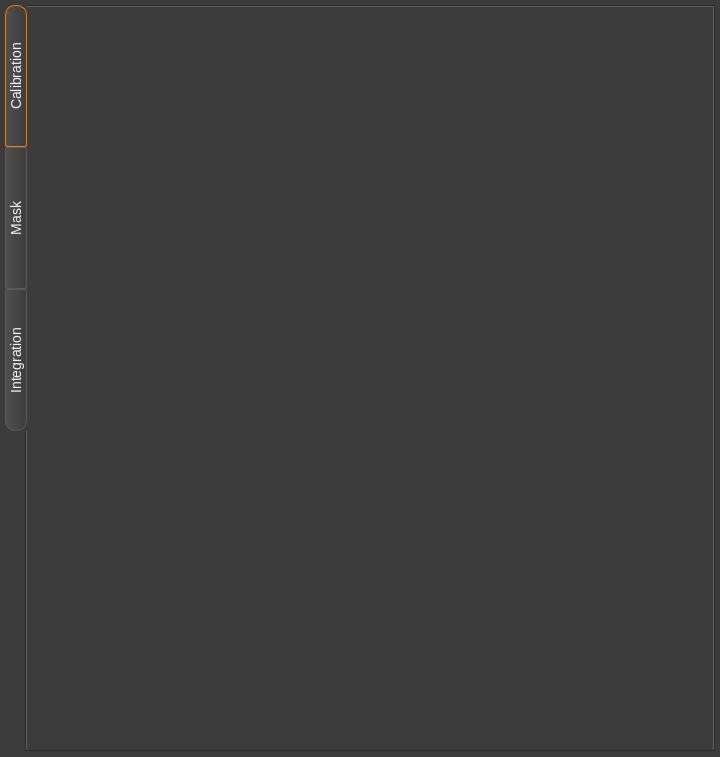
Above: Dioptas_main/Views/UiFiles/Main.ui from Dioptas/Dioptas before the change. Below: the same form after it.
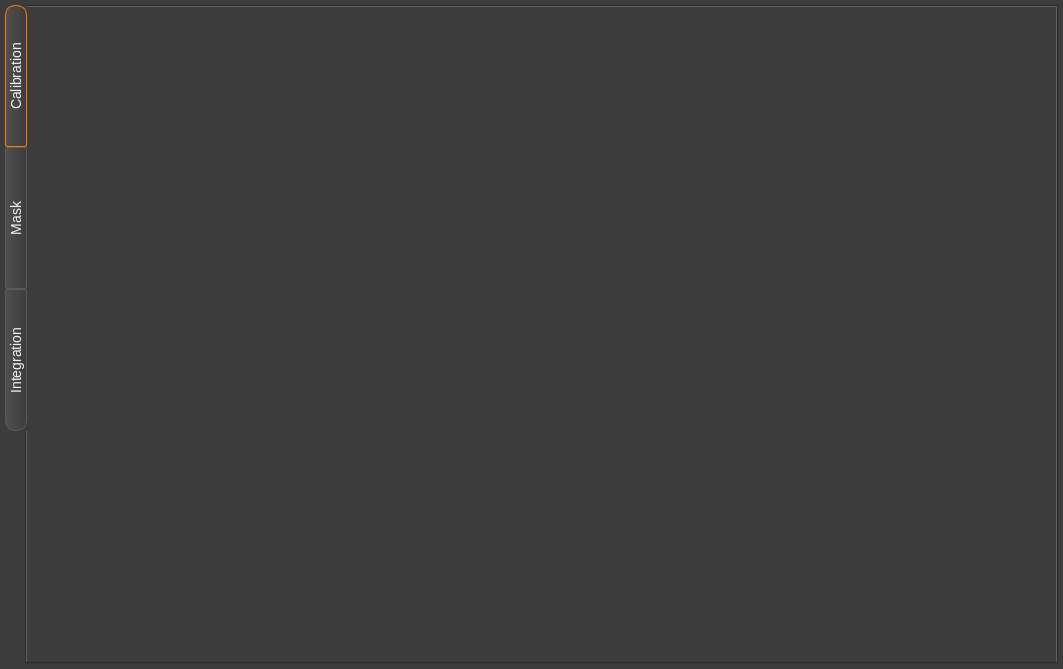
That is the form after the change.

Diff of the .ui file:
```diff
--- a/Dioptas_main/Views/UiFiles/Main.ui
+++ b/Dioptas_main/Views/UiFiles/Main.ui
@@ -6,8 +6,8 @@
    <rect>
     <x>0</x>
     <y>0</y>
-    <width>720</width>
-    <height>757</height>
+    <width>1063</width>
+    <height>669</height>
    </rect>
   </property>
   <property name="windowTitle">
@@ -269,13 +269,16 @@
   }
 
 QDockWidget::title {
-     background: qlineargradient(spread:pad, x1:0, y1:1, x2:0, y2:0, stop:0 #3C3C3C, stop:1 #505050);
-}
+     background: qlineargradient(spread:pad, x1:0, y1:1, x2:0, y2:0, stop:0 #3C3C3C, stop:1 #505050);	
+	 border: 1px solid  #5B5B5B;  
 
-#click_x_lbl, #click_y_lbl, #click_int_lbl, #click_azi_lbl, #click_d_lbl, #click_tth_lbl, #click_q_lbl {
-    color: #00DD00;
+     border-radius:2px;
+     padding: 2px;
+	margin: 0px;
 }
 
+
+
 </string>
   </property>
   <layout class="QGridLayout" name="gridLayout">
```
